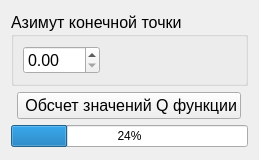
This is dataSetGenerator-master/optqfunwindow.ui in Nisitka/air-trail-generator as Qt 5 draws it before an edit. The edited form follows.
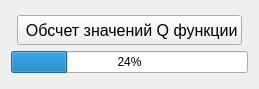
This is the edited form.

Patch:
```diff
--- a/dataSetGenerator-master/optqfunwindow.ui
+++ b/dataSetGenerator-master/optqfunwindow.ui
@@ -7,7 +7,7 @@
     <x>0</x>
     <y>0</y>
     <width>259</width>
-    <height>160</height>
+    <height>89</height>
    </rect>
   </property>
   <property name="windowTitle">
@@ -27,40 +27,6 @@
      </property>
     </spacer>
    </item>
-   <item>
-    <widget class="QGroupBox" name="groupBox">
-     <property name="font">
-      <font>
-       <pointsize>12</pointsize>
-      </font>
-     </property>
-     <property name="title">
-      <string>Азимут конечной точки </string>
-     </property>
-     <layout class="QHBoxLayout" name="horizontalLayout">
-      <item>
-       <widget class="QDoubleSpinBox" name="angleESpinBox">
-        <property name="maximum">
-         <double>359.990000000000009</double>
-        </property>
-       </widget>
-      </item>
-      <item>
-       <spacer name="horizontalSpacer">
-        <property name="orientation">
-         <enum>Qt::Horizontal</enum>
-        </property>
-        <property name="sizeHint" stdset="0">
-         <size>
-          <width>40</width>
-          <height>20</height>
-         </size>
-        </property>
-       </spacer>
-      </item>
-     </layout>
-    </widget>
-   </item>
    <item>
     <layout class="QHBoxLayout" name="horizontalLayout_28">
      <item>
@@ -78,6 +44,12 @@
      </item>
      <item>
       <widget class="QPushButton" name="calcQFunButton">
+       <property name="minimumSize">
+        <size>
+         <width>225</width>
+         <height>30</height>
+        </size>
+       </property>
        <property name="font">
         <font>
          <pointsize>12</pointsize>
```
